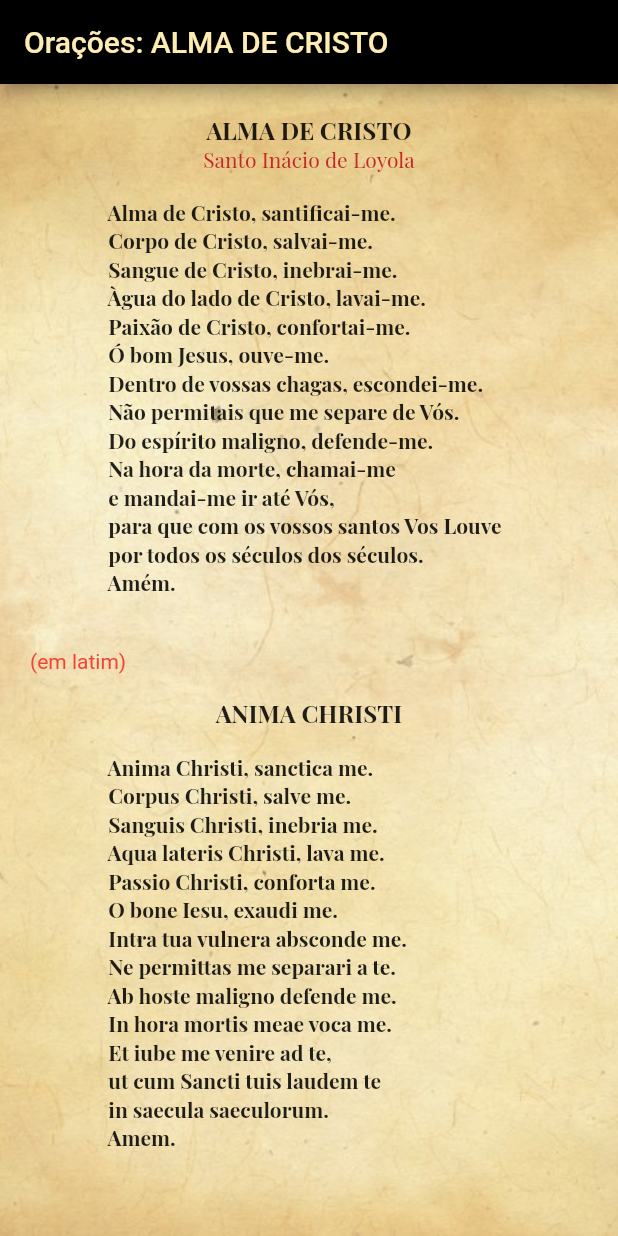
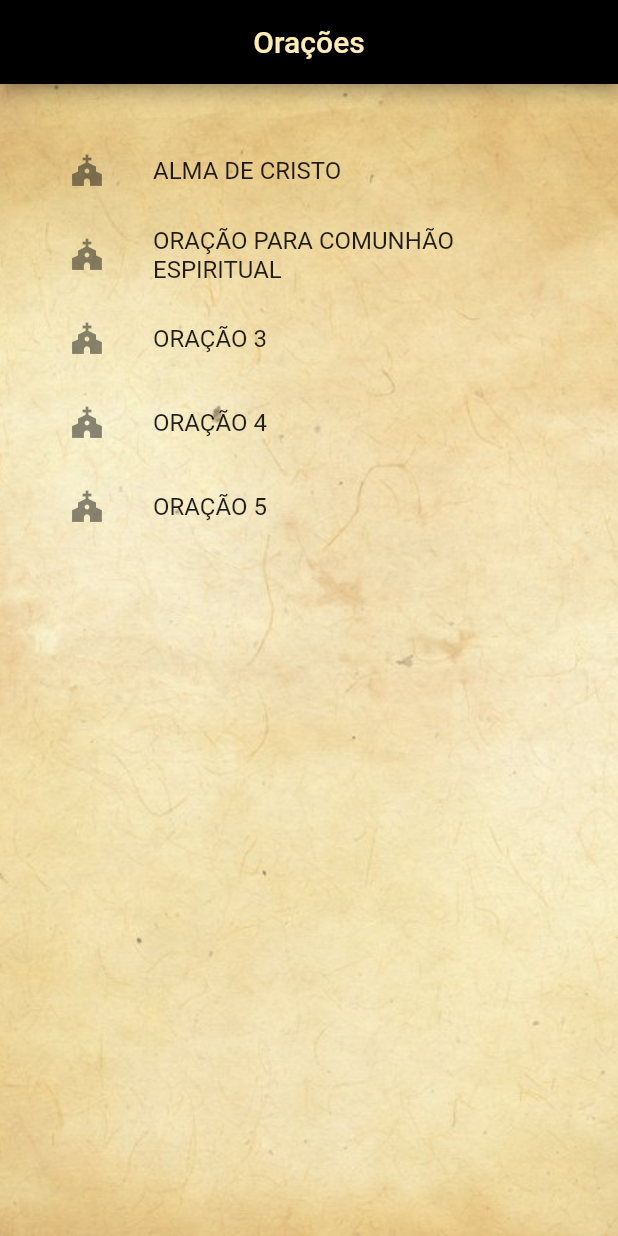
Before and after one commit to Julio-JC/app_projeto_oracoes, a Flutter app: the screen it shows after launch, on a phone screen of 412 x 824 dp. Run offline on Flutter 3.47's test engine with Material 2 defaults, Android fonts, the phone set to English and light mode, and no system bars; project files that could hold a hidden picture were left out.

Commit message:
Add new page, ListView and create object prayer.

```diff
--- a/lib/home_page.dart
+++ /dev/null
@@ -1,103 +0,0 @@
-import 'package:app_projeto_oracoes/text_page.dart';
-import 'package:flutter/material.dart';
-
-class HomePage extends StatefulWidget {
-  const HomePage({super.key});
-
-  @override
-  State<HomePage> createState() => _HomePageState();
-}
-
-class _HomePageState extends State<HomePage> {
-  String title = 'ALMA DE CRISTO';
-  TextPage textPage = TextPage();
-  @override
-  Widget build(BuildContext context) {
-    return SafeArea(
-      child: Scaffold(
-        appBar: AppBar(
-          title: Text(
-            'Orações: $title',
-            style: TextStyle(color: Colors.amber[100]),
-          ),
-          backgroundColor: Colors.black,
-        ),
-        body: Container(
-          padding: const EdgeInsets.all(20),
-          decoration: const BoxDecoration(
-            image: DecorationImage(
-                opacity: 0.6,
-                image: AssetImage(
-                  'assets/images/wallpaper.jpg',
-                ),
-                fit: BoxFit.cover),
-          ),
-          child: Column(
-            crossAxisAlignment: CrossAxisAlignment.stretch,
-            children: [
-              Center(
-                child: Column(
-                  children: [
-                    textPage.tituloDaOracao(title),
-                    textPage.autorDaOracao('Santo Inácio de Loyola'),
-                  ],
-                ),
-              ),
-              const SizedBox(
-                height: 16,
-              ),
-              textPage.textoDaOracao('''
-                Alma de Cristo, santificai-me.
-                Corpo de Cristo, salvai-me.
-                Sangue de Cristo, inebrai-me.
-                Àgua do lado de Cristo, lavai-me.
-                Paixão de Cristo, confortai-me.
-                Ó bom Jesus, ouve-me.
-                Dentro de vossas chagas, escondei-me.
-                Não permitais que me separe de Vós.
-                Do espírito maligno, defende-me.
-                Na hora da morte, chamai-me
-                e mandai-me ir até Vós,
-                para que com os vossos santos Vos Louve
-                por todos os séculos dos séculos.
-                Amém.
-                '''),
-              const SizedBox(
-                height: 16,
-              ),
-              const Text(
-                '(em latim)',
-                style: TextStyle(
-                  color: Colors.red,
-                ),
-              ),
-              const SizedBox(
-                height: 16,
-              ),
-              Center(child: textPage.tituloEmLatim('ANIMA CHRISTI')),
-              const SizedBox(
-                height: 16,
-              ),
-              textPage.textoEmLatim('''
-                Anima Christi, sanctica me.
-                Corpus Christi, salve me.
-                Sanguis Christi, inebria me.
-                Aqua lateris Christi, lava me.
-                Passio Christi, conforta me.
-                O bone Iesu, exaudi me.
-                Intra tua vulnera absconde me.
-                Ne permittas me separari a te.
-                Ab hoste maligno defende me.
-                In hora mortis meae voca me.
-                Et iube me venire ad te,
-                ut cum Sancti tuis laudem te
-                in saecula saeculorum.
-                Amem.
-                '''),
-            ],
-          ),
-        ),
-      ),
-    );
-  }
-}
--- a/lib/main.dart
+++ b/lib/main.dart
@@ -1,5 +1,5 @@
 import 'package:flutter/material.dart';
-import 'home_page.dart';
+import 'page/home_page.dart';
 
 void main() {
   runApp(const MyApp());
--- /dev/null
+++ b/lib/models/prayer.dart
@@ -0,0 +1,14 @@
+class Prayer {
+  Prayer({
+    required this.prayerTitle,
+    required this.prayerAuthor,
+    required this.prayerText,
+    required this.latimTitle,
+    required this.latimText,
+  });
+  String prayerTitle;
+  String prayerAuthor;
+  String prayerText;
+  String latimTitle;
+  String latimText;
+}
--- /dev/null
+++ b/lib/page/home_page.dart
@@ -0,0 +1,56 @@
+import 'package:app_projeto_oracoes/page/prayer_page.dart';
+import 'package:app_projeto_oracoes/repositories/prayer_repositories.dart';
+import 'package:flutter/material.dart';
+
+import '../models/prayer.dart';
+
+class HomePage extends StatelessWidget {
+  const HomePage({super.key});
+
+  @override
+  Widget build(BuildContext context) {
+    goPrayer(Prayer prayer) {
+      Navigator.push(
+        context,
+        MaterialPageRoute(
+          builder: (_) => PrayerPage(prayer: prayer),
+        ),
+      );
+    }
+
+    final prayer = PrayerRepository.prayers;
+    return SafeArea(
+      child: Scaffold(
+        appBar: AppBar(
+          centerTitle: true,
+          title: Text(
+            'Orações',
+            style: TextStyle(color: Colors.amber[100]),
+          ),
+          backgroundColor: Colors.black,
+        ),
+        body: Container(
+            padding: const EdgeInsets.all(20),
+            decoration: const BoxDecoration(
+              image: DecorationImage(
+                  opacity: 0.6,
+                  image: AssetImage(
+                    'assets/images/wallpaper.jpg',
+                  ),
+                  fit: BoxFit.cover),
+            ),
+            child: ListView.builder(
+              itemBuilder: (context, indexPrayer) {
+                return ListTile(
+                  leading: const Icon(Icons.church),
+                  title: Text(prayer[indexPrayer].prayerTitle),
+                  onTap: () => goPrayer(prayer[indexPrayer]),
+                );
+              },
+              padding: const EdgeInsets.all(10),
+              itemCount: prayer.length,
+            )),
+      ),
+    );
+  }
+}
--- /dev/null
+++ b/lib/page/prayer_page.dart
@@ -0,0 +1,101 @@
+import 'package:app_projeto_oracoes/models/prayer.dart';
+import 'package:flutter/material.dart';
+
+class PrayerPage extends StatelessWidget {
+  const PrayerPage({super.key, required this.prayer});
+  final Prayer prayer;
+
+  @override
+  Widget build(BuildContext context) {
+    return SafeArea(
+      child: Scaffold(
+        appBar: AppBar(
+          title: Text(
+            'Orações: ${prayer.prayerTitle} ',
+            style: TextStyle(color: Colors.amber[100]),
+          ),
+          backgroundColor: Colors.black,
+        ),
+        body: Container(
+          padding: const EdgeInsets.all(20),
+          decoration: const BoxDecoration(
+            image: DecorationImage(
+                opacity: 0.6,
+                image: AssetImage(
+                  'assets/images/wallpaper.jpg',
+                ),
+                fit: BoxFit.cover),
+          ),
+          child: Column(
+            crossAxisAlignment: CrossAxisAlignment.stretch,
+            children: [
+              Center(
+                child: Column(
+                  children: [
+                    Text(
+                      prayer.prayerTitle,
+                      style: const TextStyle(
+                        fontFamily: 'Playfair_Display',
+                        fontSize: 16,
+                        fontWeight: FontWeight.bold,
+                      ),
+                    ),
+                    Text(
+                      prayer.prayerAuthor,
+                      style: TextStyle(
+                        fontFamily: 'Playfair_Display',
+                        color: Colors.red[800],
+                      ),
+                    )
+                  ],
+                ),
+              ),
+              const SizedBox(
+                height: 16,
+              ),
+              Text(
+                prayer.prayerText,
+                style: const TextStyle(
+                  fontFamily: 'Playfair_Display',
+                  fontWeight: FontWeight.w600,
+                ),
+              ),
+              const SizedBox(
+                height: 16,
+              ),
+              const Text(
+                '(em latim)',
+                style: TextStyle(
+                  color: Colors.red,
+                ),
+              ),
+              const SizedBox(
+                height: 16,
+              ),
+              Center(
+                child: Text(
+                  prayer.latimTitle,
+                  style: const TextStyle(
+                    fontFamily: 'Playfair_Display',
+                    fontSize: 16,
+                    fontWeight: FontWeight.w800,
+                  ),
+                ),
+              ),
+              const SizedBox(
+                height: 16,
+              ),
+              Text(
+                prayer.latimText,
+                style: const TextStyle(
+                  fontFamily: 'Playfair_Display',
+                  fontWeight: FontWeight.w600,
+                ),
+              ),
+            ],
+          ),
+        ),
+      ),
+    );
+  }
+}
--- /dev/null
+++ b/lib/repositories/prayer_repositories.dart
@@ -0,0 +1,101 @@
+import '../models/prayer.dart';
+
+class PrayerRepository {
+  static List<Prayer> prayers = [
+    Prayer(
+      prayerTitle: 'ALMA DE CRISTO',
+      prayerAuthor: 'Santo Inácio de Loyola',
+      prayerText: '''
+                Alma de Cristo, santificai-me.
+                Corpo de Cristo, salvai-me.
+                Sangue de Cristo, inebrai-me.
+                Àgua do lado de Cristo, lavai-me.
+                Paixão de Cristo, confortai-me.
+                Ó bom Jesus, ouve-me.
+                Dentro de vossas chagas, escondei-me.
+                Não permitais que me separe de Vós.
+                Do espírito maligno, defende-me.
+                Na hora da morte, chamai-me
+                e mandai-me ir até Vós,
+                para que com os vossos santos Vos Louve
+                por todos os séculos dos séculos.
+                Amém.
+                ''',
+      latimTitle: 'ANIMA CHRISTI',
+      latimText: '''
+                Anima Christi, sanctica me.
+                Corpus Christi, salve me.
+                Sanguis Christi, inebria me.
+                Aqua lateris Christi, lava me.
+                Passio Christi, conforta me.
+                O bone Iesu, exaudi me.
+                Intra tua vulnera absconde me.
+                Ne permittas me separari a te.
+                Ab hoste maligno defende me.
+                In hora mortis meae voca me.
+                Et iube me venire ad te,
+                ut cum Sancti tuis laudem te
+                in saecula saeculorum.
+                Amem.
+                ''',
+    ),
+    Prayer(
+      prayerTitle: 'ORAÇÃO PARA COMUNHÃO ESPIRITUAL',
+      prayerAuthor: 'Santo Afonso Maria de Ligório',
+      prayerText: '''
+                Oh! Meu Jesus, eu creio
+                que estás presente no Santissimo Sacramento.
+                Amo-Vos sobre todas as coisas
+                e minha alma suspira por Vós,
+                Mas como não posso receber-Vós agora,
+                de maneira Sacramental,
+                vinde ao menos espiritualmente ao meu coração.
+                (pausa)
+                Abraço-me convosco, uno-me a Vós inteiramente.
+                Não permitais que eu me separare de Vós.
+                Oh Jesus, sumo bem e doce amor meu,
+                vulnerai e inflamai o meu coração,
+                a fim de que esteja abrasado
+                em Vosso amor para sempre
+                Amém.
+                ''',
+      latimTitle: '',
+      latimText: '''
+
+                ''',
+    ),
+    Prayer(
+      prayerTitle: 'ORAÇÃO 3',
+      prayerAuthor: '',
+      prayerText: '''
+
+                ''',
+      latimTitle: '',
+      latimText: '''
+
+                ''',
+    ),
+    Prayer(
+      prayerTitle: 'ORAÇÃO 4 ',
+      prayerAuthor: '',
+      prayerText: '''
+
+                ''',
+      latimTitle: '',
+      latimText: '''
+
+                ''',
+    ),
+    Prayer(
+      prayerTitle: 'ORAÇÃO 5 ',
+      prayerAuthor: '',
+      prayerText: '''
+
+                ''',
+      latimTitle: '',
+      latimText: '''
+
+                ''',
+    ),
+  ];
+}
--- a/lib/text_page.dart
+++ /dev/null
@@ -1,62 +0,0 @@
-import 'package:flutter/material.dart';
-
-class TextPage {
-  late Widget textWidget;
-
-  Widget tituloDaOracao(String titulo) {
-    textWidget = Text(
-      titulo,
-      style: const TextStyle(
-        fontFamily: 'Playfair_Display',
-        fontSize: 16,
-        fontWeight: FontWeight.bold,
-      ),
-    );
-    return textWidget;
-  }
-
-  Widget autorDaOracao(String autor) {
-    textWidget = Text(
-      autor,
-      style: TextStyle(
-        fontFamily: 'Playfair_Display',
-        color: Colors.red[800],
-      ),
-    );
-    return textWidget;
-  }
-
-  Widget textoDaOracao(String texto) {
-    textWidget = Text(
-      texto,
-      style: const TextStyle(
-        fontFamily: 'Playfair_Display',
-        fontWeight: FontWeight.w600,
-      ),
-    );
-    return textWidget;
-  }
-
-  Widget tituloEmLatim(String titulo) {
-    textWidget = Text(
-      titulo,
-      style: const TextStyle(
-        fontFamily: 'Playfair_Display',
-        fontSize: 16,
-        fontWeight: FontWeight.w800,
-      ),
-    );
-    return textWidget;
-  }
-
-  Widget textoEmLatim(String texto) {
-    textWidget = Text(
-      texto,
-      style: const TextStyle(
-        fontFamily: 'Playfair_Display',
-        fontWeight: FontWeight.w600,
-      ),
-    );
-    return textWidget;
-  }
-}
```
